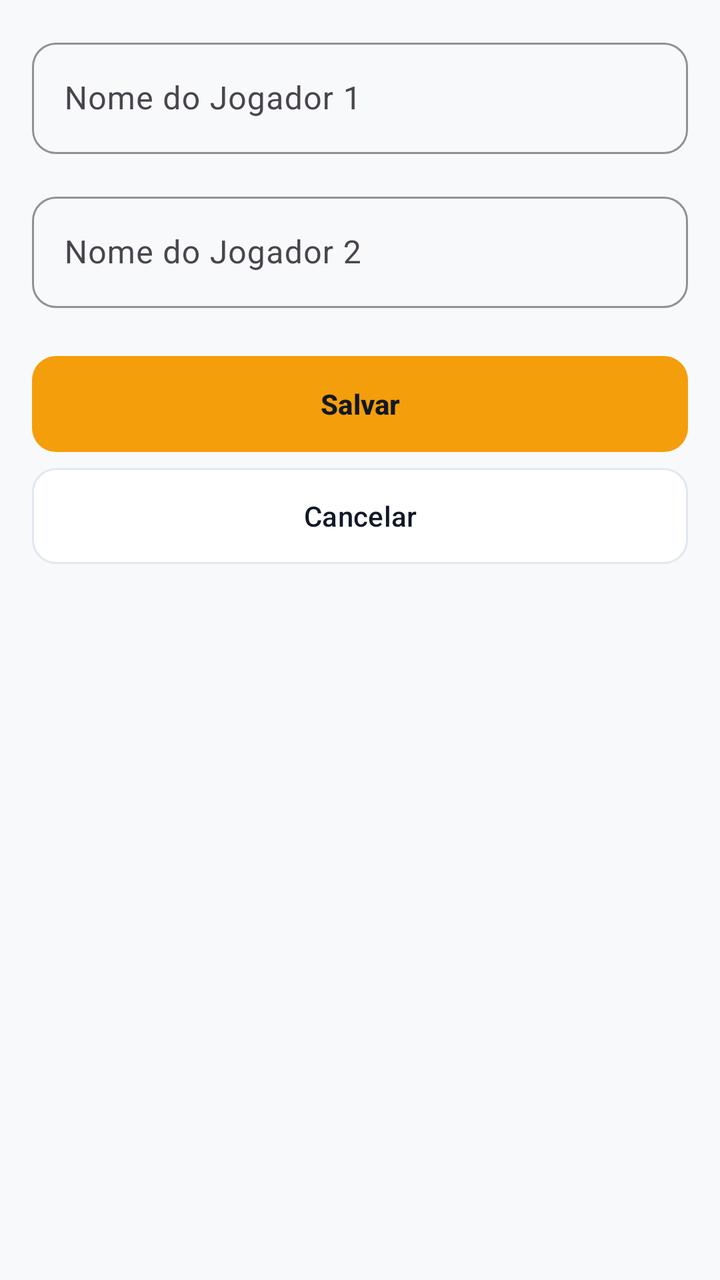
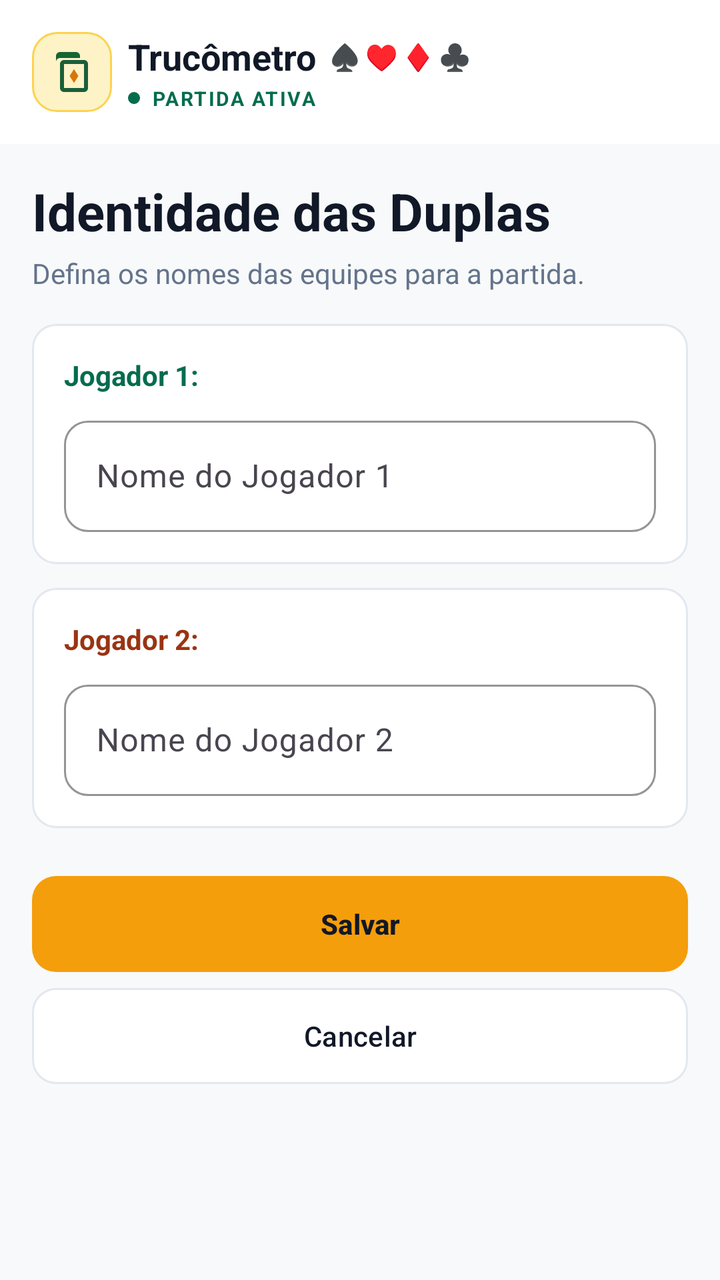

Two renders of the same Android screen: before a commit and after it. Below are the layout's source before the change and the commit's diff.
<!-- AndroidManifest.xml: application theme Theme.Trucometro -->
<!-- res/layout/activity_nomes.xml -->
<?xml version="1.0" encoding="utf-8"?>
<LinearLayout xmlns:android="http://schemas.android.com/apk/res/android"
    android:id="@+id/nomesRoot"
    android:layout_width="match_parent"
    android:layout_height="match_parent"
    android:orientation="vertical"
    android:padding="16dp">

    <com.google.android.material.textfield.TextInputLayout
        style="@style/Widget.Trucometro.TextInputLayout"
        android:layout_width="match_parent"
        android:layout_height="wrap_content"
        android:hint="@string/hint_nome_j1">

        <com.google.android.material.textfield.TextInputEditText
            android:id="@+id/etNomeJ1"
            android:layout_width="match_parent"
            android:layout_height="wrap_content"
            android:imeOptions="actionNext"
            android:inputType="textPersonName|textCapWords"
            android:maxLength="20"
            android:singleLine="true" />
    </com.google.android.material.textfield.TextInputLayout>

    <com.google.android.material.textfield.TextInputLayout
        style="@style/Widget.Trucometro.TextInputLayout"
        android:layout_width="match_parent"
        android:layout_height="wrap_content"
        android:layout_marginTop="16dp"
        android:hint="@string/hint_nome_j2">

        <com.google.android.material.textfield.TextInputEditText
            android:id="@+id/etNomeJ2"
            android:layout_width="match_parent"
            android:layout_height="wrap_content"
            android:imeOptions="actionDone"
            android:inputType="textPersonName|textCapWords"
            android:maxLength="20"
            android:singleLine="true" />
    </com.google.android.material.textfield.TextInputLayout>

    <com.google.android.material.button.MaterialButton
        android:id="@+id/btnSalvarNomes"
        style="@style/Widget.Trucometro.Button.Confirmar"
        android:layout_width="match_parent"
        android:layout_height="wrap_content"
        android:layout_marginTop="24dp"
        android:text="@string/btn_salvar" />

    <com.google.android.material.button.MaterialButton
        android:id="@+id/btnCancelarNomes"
        style="@style/Widget.Trucometro.Button.Secundario"
        android:layout_width="match_parent"
        android:layout_height="wrap_content"
        android:layout_marginTop="8dp"
        android:text="@string/btn_cancelar" />
</LinearLayout>
<!-- resources referenced by this layout -->
<resources>
  <string name="btn_cancelar">Cancelar</string>
  <string name="btn_salvar">Salvar</string>
  <string name="hint_nome_j1">Nome do Jogador 1</string>
  <string name="hint_nome_j2">Nome do Jogador 2</string>
  <style name="Widget.Trucometro.Button.Confirmar" parent="Widget.Trucometro.Button">
          <item name="backgroundTint">@color/eles_accent</item>
          <item name="android:textColor">@color/text_primary</item>
          <item name="android:textStyle">bold</item>
          <item name="iconTint">@color/text_primary</item>
      </style>
  <style name="Widget.Trucometro.Button" parent="Widget.Material3.Button">
          <item name="cornerRadius">12dp</item>
          <item name="android:insetTop">0dp</item>
          <item name="android:insetBottom">0dp</item>
          <item name="android:textAllCaps">false</item>
      </style>
  <color name="eles_accent">#F59E0B</color>
  <color name="text_primary">#111827</color>
  <color name="surface_card">#FFFFFF</color>
  <color name="stroke_subtle">#E2E8F0</color>
  <color name="nos_primary">#046C4E</color>
  <color name="bg_screen">#F8F9FA</color>
  <style name="Shape.Trucometro.Small" parent="ShapeAppearance.Material3.Corner.Small">
          <item name="cornerSize">12dp</item>
      </style>
  <style name="Shape.Trucometro.Medium" parent="ShapeAppearance.Material3.Corner.Medium">
          <item name="cornerSize">16dp</item>
      </style>
  <style name="Shape.Trucometro.Large" parent="ShapeAppearance.Material3.Corner.Large">
          <item name="cornerSize">20dp</item>
      </style>
  <style name="Widget.Trucometro.Card" parent="Widget.Material3.CardView.Outlined">
          <item name="cardBackgroundColor">@color/surface_card</item>
          <item name="cardCornerRadius">20dp</item>
          <item name="strokeColor">@color/stroke_subtle</item>
          <item name="strokeWidth">1dp</item>
          <item name="cardElevation">0dp</item>
      </style>
  <!-- unchanged entries left out for length: 3 -->
</resources>

<!-- the commit's change to res/layout/activity_nomes.xml (unified diff, before → after) -->
@@ -1,57 +1,250 @@
 <?xml version="1.0" encoding="utf-8"?>
 <LinearLayout xmlns:android="http://schemas.android.com/apk/res/android"
+    xmlns:app="http://schemas.android.com/apk/res-auto"
     android:id="@+id/nomesRoot"
     android:layout_width="match_parent"
     android:layout_height="match_parent"
-    android:orientation="vertical"
-    android:padding="16dp">
-
-    <com.google.android.material.textfield.TextInputLayout
-        style="@style/Widget.Trucometro.TextInputLayout"
+    android:orientation="vertical">
+
+    <include layout="@layout/view_top_bar" />
+
+    <ScrollView
         android:layout_width="match_parent"
-        android:layout_height="wrap_content"
-        android:hint="@string/hint_nome_j1">
-
-        <com.google.android.material.textfield.TextInputEditText
-            android:id="@+id/etNomeJ1"
+        android:layout_height="match_parent"
+        android:fillViewport="true">
+
+        <LinearLayout
             android:layout_width="match_parent"
             android:layout_height="wrap_content"
-            android:imeOptions="actionNext"
-            android:inputType="textPersonName|textCapWords"
-            android:maxLength="20"
-            android:singleLine="true" />
-    </com.google.android.material.textfield.TextInputLayout>
-
-    <com.google.android.material.textfield.TextInputLayout
-        style="@style/Widget.Trucometro.TextInputLayout"
+            android:orientation="vertical"
+            android:padding="16dp">
+
+            <TextView
+                android:layout_width="match_parent"
+                android:layout_height="wrap_content"
+                android:text="@string/nome_times_heading"
+                android:textColor="@color/text_primary"
+                android:textSize="26sp"
+                android:textStyle="bold" />
+
+            <TextView
+                android:layout_width="match_parent"
+                android:layout_height="wrap_content"
+                android:layout_marginTop="4dp"
+                android:layout_marginBottom="16dp"
+                android:text="@string/nome_times_description"
+                android:textColor="@color/text_secondary"
+                android:textSize="14sp" />
+
+            <com.google.android.material.card.MaterialCardView
+                android:layout_width="match_parent"
+                android:layout_height="wrap_content"
+                android:layout_marginBottom="12dp"
+                app:cardBackgroundColor="@color/surface_card"
+                app:cardCornerRadius="12dp"
+                app:cardElevation="1dp"
+                app:strokeColor="@color/stroke_subtle"
+                app:strokeWidth="1dp">
+
+                <LinearLayout
+                    android:layout_width="match_parent"
+                    android:layout_height="wrap_content"
+                    android:orientation="vertical"
+                    android:padding="16dp">
+
+                    <TextView
+                        android:layout_width="match_parent"
+                        android:layout_height="wrap_content"
+                        android:layout_marginBottom="8dp"
+                        android:text="@string/label_player_1"
+                        android:textColor="@color/nos_primary"
+                        android:textSize="14sp"
+                        android:textStyle="bold" />
+
+                    <com.google.android.material.textfield.TextInputLayout
+                        style="@style/Widget.Trucometro.TextInputLayout"
+                        android:layout_width="match_parent"
+                        android:layout_height="wrap_content"
+                        android:hint="@string/hint_nome_j1">
+
+                        <com.google.android.material.textfield.TextInputEditText
+                            android:id="@+id/etNomeJ1"
+                            android:layout_width="match_parent"
+                            android:layout_height="wrap_content"
+                            android:imeOptions="actionNext"
+                            android:inputType="textPersonName|textCapWords"
+                            android:maxLength="16"
+                            android:singleLine="true" />
+                    </com.google.android.material.textfield.TextInputLayout>
+                </LinearLayout>
+            </com.google.android.material.card.MaterialCardView>
+
+            <com.google.android.material.card.MaterialCardView
+                android:layout_width="match_parent"
+                android:layout_height="wrap_content"
+                app:cardBackgroundColor="@color/surface_card"
+                app:cardCornerRadius="12dp"
+                app:cardElevation="1dp"
+                app:strokeColor="@color/stroke_subtle"
+                app:strokeWidth="1dp">
+
+                <LinearLayout
+                    android:layout_width="match_parent"
+                    android:layout_height="wrap_content"
+                    android:orientation="vertical"
+                    android:padding="16dp">
+
+                    <TextView
+                        android:layout_width="match_parent"
+                        android:layout_height="wrap_content"
+                        android:layout_marginBottom="8dp"
+                        android:text="@string/label_player_2"
+                        android:textColor="@color/eles_primary"
+                        android:textSize="14sp"
+                        android:textStyle="bold" />
+
+                    <com.google.android.material.textfield.TextInputLayout
+                        style="@style/Widget.Trucometro.TextInputLayout"
+                        android:layout_width="match_parent"
+                        android:layout_height="wrap_content"
+                        android:hint="@string/hint_nome_j2">
+
+                        <com.google.android.material.textfield.TextInputEditText
+                            android:id="@+id/etNomeJ2"
+                            android:layout_width="match_parent"
+                            android:layout_height="wrap_content"
+                            android:imeOptions="actionDone"
+                            android:inputType="textPersonName|textCapWords"
+                            android:maxLength="16"
+                            android:singleLine="true" />
+                    </com.google.android.material.textfield.TextInputLayout>
+                </LinearLayout>
+            </com.google.android.material.card.MaterialCardView>
+
+            <com.google.android.material.button.MaterialButton
+                android:id="@+id/btnSalvarNomes"
+                style="@style/Widget.Trucometro.Button.Confirmar"
+                android:layout_width="match_parent"
+                android:layout_height="wrap_content"
+                android:layout_marginTop="24dp"
+                android:text="@string/btn_salvar" />
+
+            <com.google.android.material.button.MaterialButton
+                android:id="@+id/btnCancelarNomes"
+                style="@style/Widget.Trucometro.Button.Secundario"
+                android:layout_width="match_parent"
+                android:layout_height="wrap_content"
+                android:layout_marginTop="8dp"
+                android:text="@string/btn_cancelar" />
+        </LinearLayout>
+    </ScrollView>
+</LinearLayout>
+<!-- res/layout/view_top_bar.xml (included above) -->
+<?xml version="1.0" encoding="utf-8"?>
+<com.google.android.material.appbar.MaterialToolbar xmlns:android="http://schemas.android.com/apk/res/android"
+    xmlns:app="http://schemas.android.com/apk/res-auto"
+    android:id="@+id/topBar"
+    android:layout_width="match_parent"
+    android:layout_height="72dp"
+    android:background="@color/surface_card"
+    android:elevation="2dp"
+    app:contentInsetStart="16dp"
+    app:contentInsetStartWithNavigation="16dp">
+
+    <LinearLayout
         android:layout_width="match_parent"
-        android:layout_height="wrap_content"
-        android:layout_marginTop="16dp"
-        android:hint="@string/hint_nome_j2">
-
-        <com.google.android.material.textfield.TextInputEditText
-            android:id="@+id/etNomeJ2"
-            android:layout_width="match_parent"
+        android:layout_height="match_parent"
+        android:gravity="center_vertical"
+        android:orientation="horizontal">
+
+        <ImageView
+            android:layout_width="40dp"
+            android:layout_height="40dp"
+            android:background="@drawable/bg_toolbar_cards"
+            android:contentDescription="@string/app_name"
+            android:padding="8dp"
+            android:src="@drawable/ic_cards" />
+
+        <LinearLayout
+            android:layout_width="wrap_content"
             android:layout_height="wrap_content"
-            android:imeOptions="actionDone"
-            android:inputType="textPersonName|textCapWords"
-            android:maxLength="20"
-            android:singleLine="true" />
-    </com.google.android.material.textfield.TextInputLayout>
-
-    <com.google.android.material.button.MaterialButton
-        android:id="@+id/btnSalvarNomes"
-        style="@style/Widget.Trucometro.Button.Confirmar"
-        android:layout_width="match_parent"
-        android:layout_height="wrap_content"
-        android:layout_marginTop="24dp"
-        android:text="@string/btn_salvar" />
-
-    <com.google.android.material.button.MaterialButton
-        android:id="@+id/btnCancelarNomes"
-        style="@style/Widget.Trucometro.Button.Secundario"
-        android:layout_width="match_parent"
-        android:layout_height="wrap_content"
-        android:layout_marginTop="8dp"
-        android:text="@string/btn_cancelar" />
-</LinearLayout>
+            android:layout_marginStart="8dp"
+            android:orientation="vertical">
+
+            <LinearLayout
+                android:layout_width="wrap_content"
+                android:layout_height="wrap_content"
+                android:gravity="center_vertical"
+                android:orientation="horizontal">
+
+                <TextView
+                    android:layout_width="wrap_content"
+                    android:layout_height="wrap_content"
+                    android:text="@string/toolbar_title"
+                    android:textColor="@color/text_primary"
+                    android:textSize="18sp"
+                    android:textStyle="bold" />
+
+                <TextView
+                    android:layout_width="wrap_content"
+                    android:layout_height="wrap_content"
+                    android:layout_marginStart="6dp"
+                    android:text="♠"
+                    android:textColor="@color/text_primary"
+                    android:textSize="13sp"
+                    android:textStyle="bold" />
+
+                <TextView
+                    android:layout_width="wrap_content"
+                    android:layout_height="wrap_content"
+                    android:layout_marginStart="2dp"
+                    android:text="♥"
+                    android:textColor="@color/danger_primary"
+                    android:textSize="13sp"
+                    android:textStyle="bold" />
+
+                <TextView
+                    android:layout_width="wrap_content"
+                    android:layout_height="wrap_content"
+                    android:layout_marginStart="2dp"
+                    android:text="♦"
+                    android:textColor="@color/danger_primary"
+                    android:textSize="13sp"
+                    android:textStyle="bold" />
+
+                <TextView
+                    android:layout_width="wrap_content"
+                    android:layout_height="wrap_content"
+                    android:layout_marginStart="2dp"
+                    android:text="♣"
+                    android:textColor="@color/text_primary"
+                    android:textSize="13sp"
+                    android:textStyle="bold" />
+            </LinearLayout>
+
+            <LinearLayout
+                android:layout_width="wrap_content"
+                android:layout_height="wrap_content"
+                android:layout_marginTop="2dp"
+                android:gravity="center_vertical"
+                android:orientation="horizontal">
+
+                <View
+                    android:layout_width="6dp"
+                    android:layout_height="6dp"
+                    android:background="@drawable/bg_toolbar_status_dot" />
+
+                <TextView
+                    android:id="@+id/toolbarStatus"
+                    android:layout_width="wrap_content"
+                    android:layout_height="wrap_content"
+                    android:layout_marginStart="6dp"
+                    android:letterSpacing="0.08"
+                    android:text="@string/status_partida_ativa"
+                    android:textColor="@color/nos_primary"
+                    android:textSize="10sp"
+                    android:textStyle="bold" />
+            </LinearLayout>
+        </LinearLayout>
+    </LinearLayout>
+</com.google.android.material.appbar.MaterialToolbar>
<!-- resource entries referenced after the edit -->
@@ -1,15 +1,25 @@
 <!-- resources referenced by this layout -->
 <resources>
+  <color name="danger_primary">#991B1B</color>
+  <color name="eles_primary">#9A3412</color>
   <string name="btn_cancelar">Cancelar</string>
   <string name="btn_salvar">Salvar</string>
   <string name="hint_nome_j1">Nome do Jogador 1</string>
   <string name="hint_nome_j2">Nome do Jogador 2</string>
+  <string name="label_player_1">Jogador 1:</string>
+  <string name="label_player_2">Jogador 2:</string>
+  <string name="nome_times_description">Defina os nomes das equipes para a partida.</string>
+  <string name="nome_times_heading">Identidade das Duplas</string>
+  <string name="status_partida_ativa">PARTIDA ATIVA</string>
+  <string name="toolbar_title">Trucômetro</string>
   <style name="Widget.Trucometro.Button.Confirmar" parent="Widget.Trucometro.Button">
           <item name="backgroundTint">@color/eles_accent</item>
           <item name="android:textColor">@color/text_primary</item>
           <item name="android:textStyle">bold</item>
           <item name="iconTint">@color/text_primary</item>
       </style>
+  <color name="eles_bg_soft">#FEF3C7</color>
+  <color name="eles_stroke">#FCD34D</color>
   <style name="Widget.Trucometro.Button" parent="Widget.Material3.Button">
           <item name="cornerRadius">12dp</item>
           <item name="android:insetTop">0dp</item>
@@ -18,6 +28,40 @@
       </style>
   <color name="eles_accent">#F59E0B</color>
   <color name="text_primary">#111827</color>
+  <color name="text_secondary">#64748B</color>
+  <!-- drawable bg_toolbar_cards (drawable) -->
+  <shape xmlns:android="http://schemas.android.com/apk/res/android">
+      <solid android:color="@color/eles_bg_soft" />
+      <stroke
+          android:width="1dp"
+          android:color="@color/eles_stroke" />
+      <corners android:radius="12dp" />
+  </shape>
+  <!-- drawable bg_toolbar_status_dot (drawable) -->
+  <shape xmlns:android="http://schemas.android.com/apk/res/android"
+      android:shape="oval">
+      <solid android:color="@color/nos_primary" />
+  </shape>
+  <!-- drawable ic_cards (drawable) -->
+  <vector xmlns:android="http://schemas.android.com/apk/res/android"
+      android:width="24dp"
+      android:height="24dp"
+      android:viewportWidth="24"
+      android:viewportHeight="24">
+      
+      <path
+          android:fillColor="#166534"
+          android:pathData="M4,4c0,-1.1 0.9,-2 2,-2h8c1.1,0 2,0.9 2,2v1H6c-1.1,0 -2,0.9 -2,2V4z" />
+      
+      <path
+          android:fillColor="#1B5E3A"
+          android:pathData="M18,6H8C6.9,6 6,6.9 6,8v12c0,1.1 0.9,2 2,2h10c1.1,0 2,-0.9 2,-2V8C20,6.9 19.1,6 18,6zM18,20H8V8h10V20z" />
+      
+      <path
+          android:fillColor="#D97706"
+          android:pathData="M13,10.5l2.2,3.5l-2.2,3.5l-2.2,-3.5z" />
+  </vector>
+  <string name="app_name">Trucômetro</string>
   <color name="surface_card">#FFFFFF</color>
   <color name="stroke_subtle">#E2E8F0</color>
   <color name="nos_primary">#046C4E</color>
